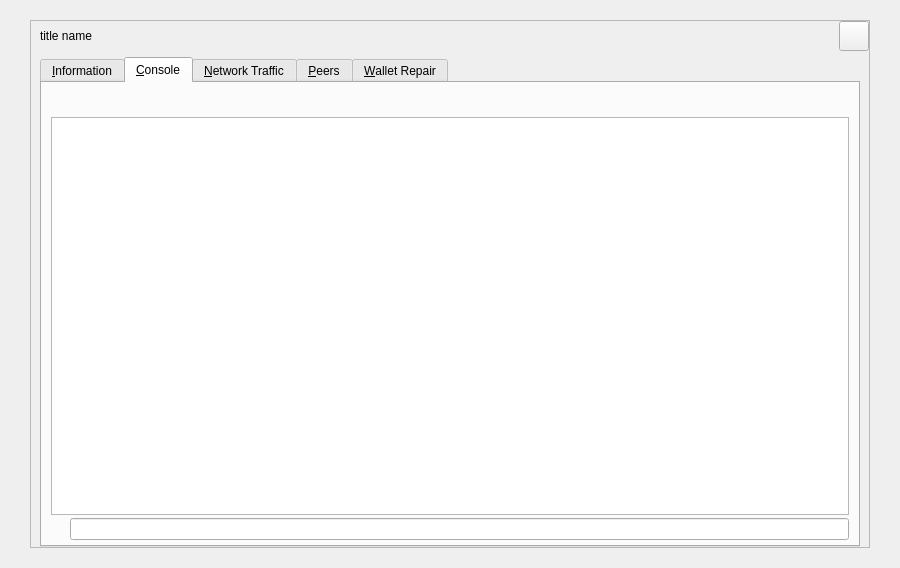
First picture: the form in src/qt/forms/debugwindow.ui, repository MassGrid/MassGrid, before the edit.
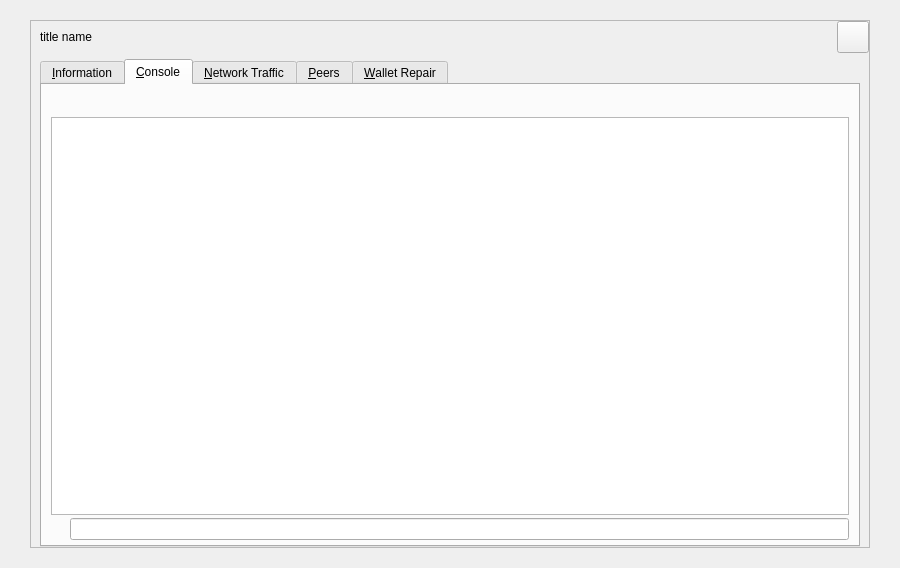
Second picture: the form after the edit. The open tabs and pages were chosen to show the change. Icons and pictures are not drawn. Custom widgets are drawn as their Qt base class.

Patch:
```diff
--- a/src/qt/forms/debugwindow.ui
+++ b/src/qt/forms/debugwindow.ui
@@ -109,14 +109,14 @@
             <widget class="QToolButton" name="cancelButton">
              <property name="minimumSize">
               <size>
-               <width>30</width>
-               <height>30</height>
+               <width>32</width>
+               <height>32</height>
               </size>
              </property>
              <property name="maximumSize">
               <size>
-               <width>30</width>
-               <height>30</height>
+               <width>32</width>
+               <height>32</height>
               </size>
              </property>
              <property name="styleSheet">
@@ -599,6 +599,10 @@
                    <property name="toolTip">
                     <string>Decrease font size</string>
                    </property>
+                   <property name="styleSheet">
+                    <string notr="true">border:hidden;
+image: url(:/icons/res/icons/fontsmaller.png);</string>
+                   </property>
                    <property name="text">
                     <string/>
                    </property>
@@ -631,6 +635,10 @@
                    <property name="toolTip">
                     <string>Increase font size</string>
                    </property>
+                   <property name="styleSheet">
+                    <string notr="true">border:hidden;
+image: url(:/icons/res/icons/fontbigger.png);</string>
+                   </property>
                    <property name="text">
                     <string/>
                    </property>
@@ -640,8 +648,8 @@
                    </property>
                    <property name="iconSize">
                     <size>
-                     <width>24</width>
-                     <height>16</height>
+                     <width>5</width>
+                     <height>5</height>
                     </size>
                    </property>
                    <property name="autoDefault">
@@ -666,6 +674,10 @@
                    <property name="layoutDirection">
                     <enum>Qt::LeftToRight</enum>
                    </property>
+                   <property name="styleSheet">
+                    <string notr="true">border:hidden;
+image: url(:/res/pic/fontClear.png);</string>
+                   </property>
                    <property name="text">
                     <string/>
                    </property>
```
Left out of the diff: 12 changed lines with no effect on the pictures.
